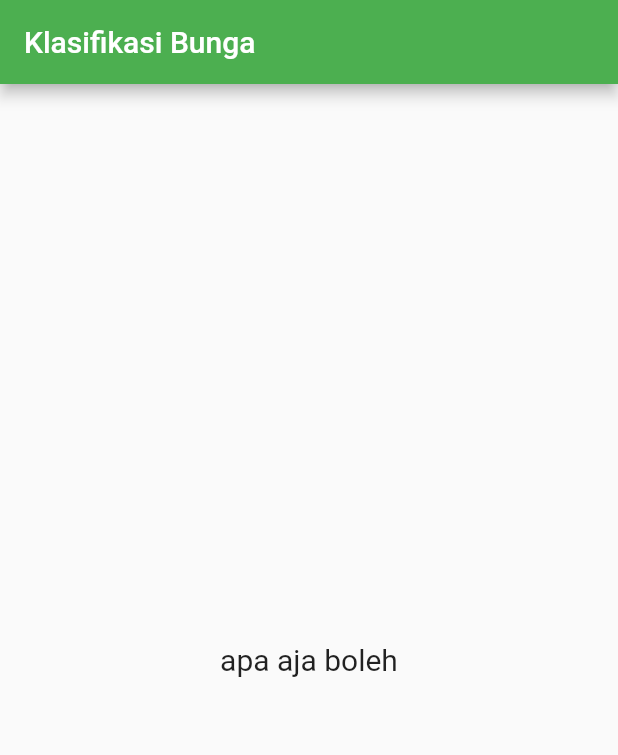
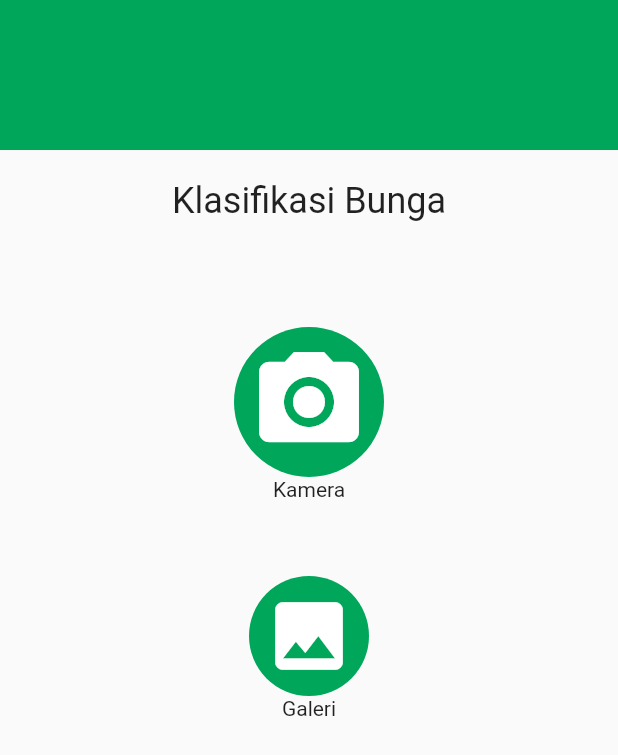
Before and after one commit to fnazihfa/klasifikasi_bunga, a Flutter app: the screen it shows after launch, on a phone screen of 412 x 824 dp. Shown: the top 755 px of the screen. Run offline on Flutter 3.47's test engine with Material 2 defaults, Android fonts, the phone set to English and light mode, and no system bars.

Commit message:
add home screen

```diff
--- a/lib/main.dart
+++ b/lib/main.dart
@@ -1,3 +1,4 @@
+import 'package:fleur/views/home_view.dart';
 import 'package:flutter/material.dart';
 
 void main() {
@@ -24,19 +25,7 @@ class MyApp extends StatelessWidget {
         // is not restarted.
         primarySwatch: Colors.green,
       ),
-      home: const HomePage(),
+      home: const HomeView(),
     );
   }
 }
-
-class HomePage extends StatelessWidget {
-  const HomePage({super.key});
-
-  @override
-  Widget build(BuildContext context) {
-    return Scaffold(
-      appBar: AppBar(title: Text('Klasifikasi Bunga'),),
-      body: Center(child: Text('apa aja boleh',style: TextStyle(fontSize: 20),)),
-    );
-  }
-}
--- /dev/null
+++ b/lib/views/home_view.dart
@@ -0,0 +1,72 @@
+import 'package:flutter/material.dart';
+
+class HomeView extends StatelessWidget {
+  const HomeView({super.key});
+
+  @override
+  Widget build(BuildContext context) {
+    return Scaffold(
+      body: SafeArea(
+        child: Column(
+          children: [
+            Container(
+              height: 100,
+              width: double.maxFinite,
+              color: Color(0XFF00A659),
+            ),
+            SizedBox(
+              height: 20,
+            ),
+            Text('Klasifikasi Bunga',
+            style: TextStyle(fontSize: 24),
+            ),
+            SizedBox(
+              height: 70,
+            ),
+            SizedBox(
+              child: Column(
+                children: [
+                  ClipOval(
+                    child: Container(
+                      color: Color(0XFF00A659),
+                      height: 100,
+                      width: 100,
+                      child: Icon(
+                        Icons.camera_alt,
+                        size: 80,
+                        color: Colors.white,
+                      ),
+                    ),
+                  ),
+                  Text('Kamera'),
+                ],
+              ),
+            ),
+            SizedBox(
+              height: 50,
+            ),
+            SizedBox(
+              child: Column(
+                children: [
+                  ClipOval(
+                    child: Container(
+                      color: Color(0XFF00A659),
+                      height: 80,
+                      width: 80,
+                      child: Icon(
+                        Icons.photo,
+                        size: 60,
+                        color: Colors.white,
+                      ),
+                    ),
+                  ),
+                  Text('Galeri'),
+                ],
+              ),
+            ),
+          ],
+        ),
+      ),
+    );
+  }
+}
```
